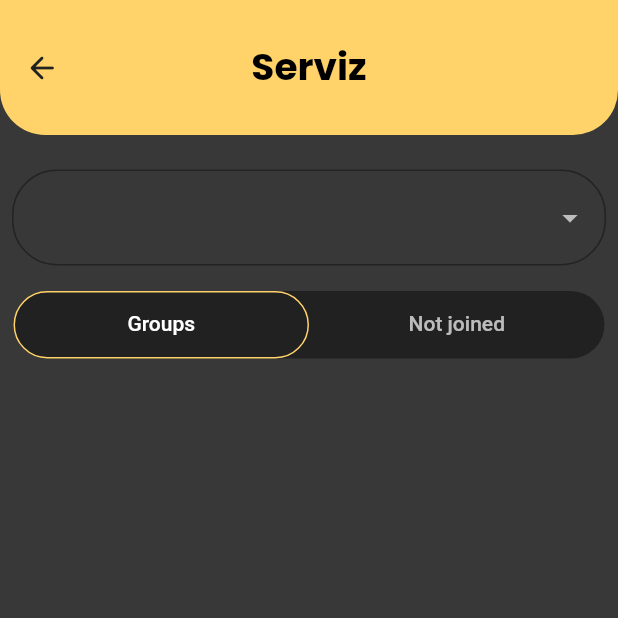
After one commit to jesi318/serviz-old, a Flutter app: the screen it shows once a user with an empty profile is signed in, after a tap on "View groups", on a phone screen of 412 x 824 dp, the top half of it. The commit adds this screen. Run offline on Flutter 3.47's test engine with Material 2 defaults, Android fonts, the phone set to English and light mode, and no system bars; our stand-ins replace cloud_firestore, dotted_border, file_picker, firebase_auth, firebase_core, firebase_storage and 4 more; accounts and stored records are empty; network calls fail.

Commit message:
Created group list page

```diff
--- a/lib/auth_controller.dart
+++ b/lib/auth_controller.dart
@@ -31,7 +31,7 @@ class AuthController extends GetxController {
       print("login page");
       Get.offAll(() => LoginPage());
     } else {
-      Get.offAll(() => TeachersHomePage());
+      Get.offAll(() => CreateJoinGroupScreen());
     }
   }
 
--- a/lib/routes.dart
+++ b/lib/routes.dart
@@ -6,6 +6,7 @@ import 'package:serviz/screens/homepg.dart';
 import 'package:serviz/screens/login.dart';
 import 'package:serviz/screens/my_group_form.dart';
 import 'package:serviz/screens/teachers_homepg.dart';
+import 'package:serviz/screens/view_groups.dart';
 import 'package:serviz/screens/week_form.dart';
 import 'package:serviz/screens/welcome_screen.dart';
 import 'screens/signup.dart';
@@ -27,6 +28,7 @@ appRoutes() => [
       GetPage(name: '/signup', page: () => SignUpPage()),
       GetPage(name: '/mygroupform', page: () => MyGroupForm()),
       GetPage(name: '/teachershomepage', page: () => TeachersHomePage()),
+      GetPage(name: '/viewgroupspage', page: () => ViewGroups()),
     ];
 
 class MyMiddelware extends GetMiddleware {
--- a/lib/screens/create_group.dart
+++ b/lib/screens/create_group.dart
@@ -9,7 +9,7 @@ import 'package:serviz/functions/getusername.dart';
 import 'package:serviz/models/user_model_gid.dart';
 import 'package:serviz/utils/colors.dart';
 import 'package:serviz/widgets/appbar.dart';
-import 'package:serviz/widgets/drawer/drawer.dart';
+import 'package:serviz/widgets/students_drawer/drawer.dart';
 
 class CreateGroupScreen extends StatefulWidget {
   const CreateGroupScreen({Key? key}) : super(key: key);
--- a/lib/screens/create_join_group.dart
+++ b/lib/screens/create_join_group.dart
@@ -49,7 +49,7 @@ class CreateJoinGroupScreen extends StatelessWidget {
                     topRight: Radius.circular(60))),
             alignment: Alignment.center,
             child: Column(
-              crossAxisAlignment: CrossAxisAlignment.start,
+              crossAxisAlignment: CrossAxisAlignment.center,
               mainAxisAlignment: MainAxisAlignment.spaceEvenly,
               children: [
                 Bounce(
@@ -123,6 +123,21 @@ class CreateJoinGroupScreen extends StatelessWidget {
                     ),
                   ),
                 ),
+                TextButton(
+                    onPressed: () {},
+                    child: Bounce(
+                      duration: Duration(milliseconds: 100),
+                      onPressed: () {
+                        Get.toNamed('/viewgroupspage');
+                      },
+                      child: Text(
+                        'View groups',
+                        style: GoogleFonts.poppins(
+                          fontSize: 12,
+                          fontWeight: FontWeight.bold,
+                        ),
+                      ),
+                    )),
               ],
             ),
           ),
--- a/lib/screens/homepg.dart
+++ b/lib/screens/homepg.dart
@@ -8,7 +8,7 @@ import 'package:flutter_bounce/flutter_bounce.dart';
 import 'package:serviz/functions/get_week.dart';
 import 'package:serviz/utils/colors.dart';
 import 'package:serviz/widgets/appbar.dart';
-import 'package:serviz/widgets/drawer/drawer.dart';
+import 'package:serviz/widgets/students_drawer/drawer.dart';
 import 'package:google_fonts/google_fonts.dart';
 import 'package:serviz/widgets/progress_widget.dart';
 import 'package:serviz/widgets/widget_card.dart';
--- a/lib/screens/join_group_form.dart
+++ b/lib/screens/join_group_form.dart
@@ -8,7 +8,7 @@ import 'package:serviz/models/user_model_gid.dart';
 import 'package:serviz/utils/colors.dart';
 import 'package:flutter_bounce/flutter_bounce.dart';
 import 'package:serviz/widgets/appbar.dart';
-import 'package:serviz/widgets/drawer/buildListItem.dart';
+import 'package:serviz/widgets/students_drawer/buildListItem.dart';
 
 final useruid = FirebaseAuth.instance.currentUser!.uid;
 
--- a/lib/screens/teachers_homepg.dart
+++ b/lib/screens/teachers_homepg.dart
@@ -6,6 +6,7 @@ import 'package:serviz/functions/get_week.dart';
 import 'package:serviz/utils/colors.dart';
 import 'package:serviz/widgets/appbar.dart';
 import 'package:serviz/widgets/group_search_widget.dart';
+import 'package:serviz/widgets/students_drawer/drawer.dart';
 
 class TeachersHomePage extends StatefulWidget {
   const TeachersHomePage({super.key});
@@ -32,6 +33,7 @@ class _TeachersHomePageState extends State<TeachersHomePage> {
   Widget build(BuildContext context) {
     return Scaffold(
       appBar: TeachersHomeAppBar(),
+      drawer: NavigationDrawer(),
       backgroundColor: AppColors.grey_background,
       body: Column(
         mainAxisAlignment: MainAxisAlignment.start,
--- /dev/null
+++ b/lib/screens/view_groups.dart
@@ -0,0 +1,154 @@
+import 'package:cloud_firestore/cloud_firestore.dart';
+import 'package:flutter/material.dart';
+import 'package:flutter/src/widgets/container.dart';
+import 'package:flutter/src/widgets/framework.dart';
+import 'package:google_fonts/google_fonts.dart';
+import 'package:serviz/functions/get_avl_grplist.dart';
+import 'package:serviz/utils/colors.dart';
+import 'package:serviz/widgets/appbar.dart';
+
+class ViewGroups extends StatefulWidget {
+  const ViewGroups({super.key});
+
+  @override
+  State<ViewGroups> createState() => _ViewGroupsState();
+}
+
+class _ViewGroupsState extends State<ViewGroups> {
+  List Items = [];
+  var _future;
+  List gid = [];
+  String? _selectedval = 'Week 1';
+  FocusNode DropFocusNode = new FocusNode();
+  Future getWeekId() async {
+    await FirebaseFirestore.instance
+        .collection('group')
+        .doc('g1')
+        .collection('week')
+        .get()
+        .then(
+          (snapshot) => snapshot.docs.forEach((element) {
+            print(element.reference);
+            Items.add(element.reference.id);
+          }),
+        );
+  }
+
+  Future getGroupList() async {
+    await FirebaseFirestore.instance.collection('group').get().then(
+          (snapshot) => snapshot.docs.forEach((element) {
+            print(element.reference);
+            gid.add(element.reference.id);
+          }),
+        );
+  }
+
+  @override
+  void initState() {
+    _future = getWeekId();
+    // TODO: implement initState
+    super.initState();
+  }
+
+  @override
+  Widget build(BuildContext context) {
+    return DefaultTabController(
+      length: 2,
+      child: Scaffold(
+        backgroundColor: AppColors.grey_background,
+        appBar: MyBackAppBar(),
+        body: Column(
+          crossAxisAlignment: CrossAxisAlignment.center,
+          children: [
+            SizedBox(
+              height: 15,
+            ),
+
+            //DropDown code
+            Padding(
+              padding: const EdgeInsets.all(8.0),
+              child: Container(
+                child: FutureBuilder(
+                    future: _future,
+                    builder: (context, snapshot) {
+                      return DropdownButtonFormField(
+                          decoration: InputDecoration(
+                              border: OutlineInputBorder(
+                                  borderRadius: BorderRadius.circular(30))),
+                          focusColor: AppColors.yellow_accent,
+                          alignment: AlignmentDirectional.center,
+                          style: GoogleFonts.poppins(
+                            color: AppColors.white_text,
+                            fontWeight: FontWeight.bold,
+                          ),
+                          dropdownColor: AppColors.black_background,
+                          borderRadius: BorderRadius.circular(30),
+                          value: _selectedval,
+                          items: Items.map((item) => DropdownMenuItem(
+                                child: Text(item),
+                                value: item,
+                              )).toList(),
+                          onChanged: (val) {
+                            setState(() {
+                              _selectedval = val.toString();
+                            });
+                          });
+                    }),
+              ),
+            ),
+
+            //Tabbar Code
+            Padding(
+                padding: EdgeInsets.all(9.0),
+                child: Column(
+                  children: [
+                    Container(
+                      child: TabBar(
+                          indicator: BoxDecoration(
+                              border:
+                                  Border.all(color: AppColors.yellow_accent),
+                              borderRadius: BorderRadius.circular(30)),
+                          automaticIndicatorColorAdjustment: true,
+                          splashBorderRadius: BorderRadius.circular(30),
+                          tabs: [
+                            Tab(
+                              text: "Groups",
+                            ),
+                            Tab(text: "Not joined")
+                          ]),
+                      height: 45,
+                      decoration: BoxDecoration(
+                        borderRadius: BorderRadius.circular(25),
+                        color: AppColors.black_background,
+                      ),
+                    ),
+                  ],
+                )),
+
+            Expanded(
+              child: TabBarView(children: [
+                Center(
+                    child: FutureBuilder(
+                  future: getGroupList(),
+                  builder: (context, snapshot) {
+                    return ListView.builder(
+                        // controller: _controller,
+                        physics: BouncingScrollPhysics(),
+                        reverse: true,
+                        itemCount: gid.length,
+                        itemBuilder: (context, index) {
+                          return GetGrpListAvl(gid: gid[index]);
+                        });
+                  },
+                )),
+                Center(
+                  child: Text('tab 2'),
+                )
+              ]),
+            )
+          ],
+        ),
+      ),
+    );
+  }
+}
--- a/lib/widgets/drawer/drawer.dart
+++ b/lib/widgets/students_drawer/drawer.dart
@@ -2,8 +2,8 @@ import 'package:flutter/material.dart';
 import 'package:flutter/src/foundation/key.dart';
 import 'package:flutter/src/widgets/framework.dart';
 import 'package:serviz/utils/colors.dart';
-import 'package:serviz/widgets/drawer/buildHeader.dart';
-import 'package:serviz/widgets/drawer/buildListItem.dart';
+import 'package:serviz/widgets/students_drawer/buildHeader.dart';
+import 'package:serviz/widgets/students_drawer/buildListItem.dart';
 
 class NavigationDrawer extends StatelessWidget {
   const NavigationDrawer({Key? key}) : super(key: key);
```
Also changed, not shown: lib/functions/get_avl_grplist.dart (added, +31 -0 lines), lib/widgets/GrouplistCard.dart (added, +84 -0 lines), lib/widgets/appbar.dart (+1 -36 lines), lib/widgets/students_drawer/buildHeader.dart (renamed from lib/widgets/drawer/buildHeader.dart), lib/widgets/students_drawer/buildListItem.dart (renamed from lib/widgets/drawer/buildListItem.dart).
